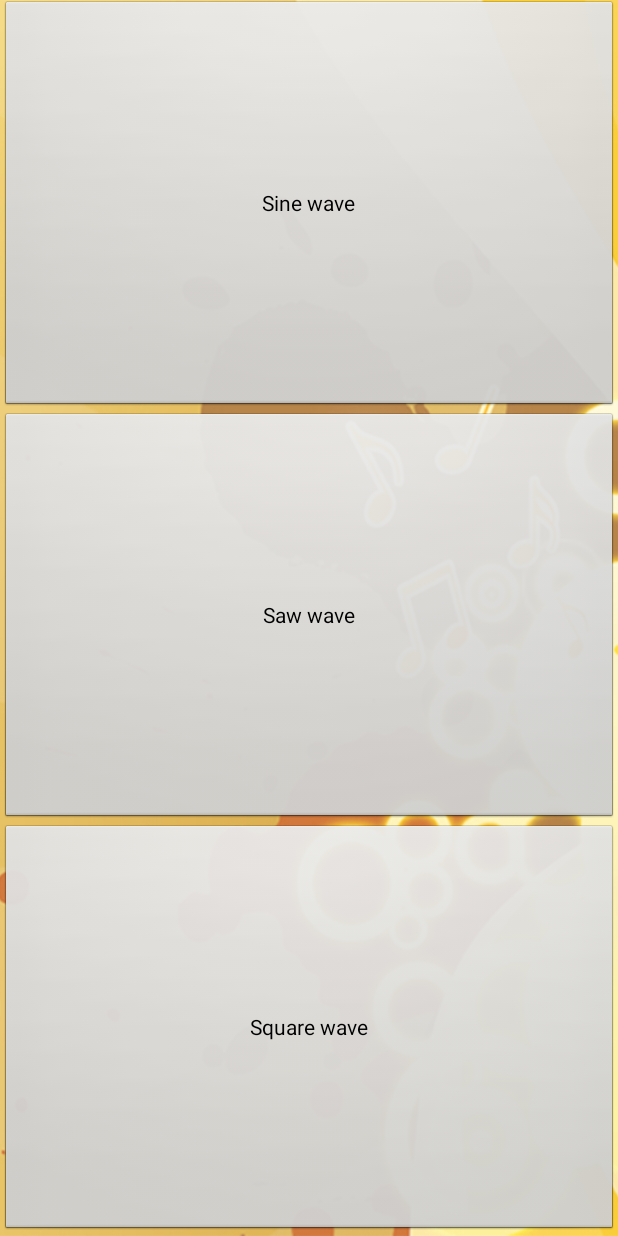
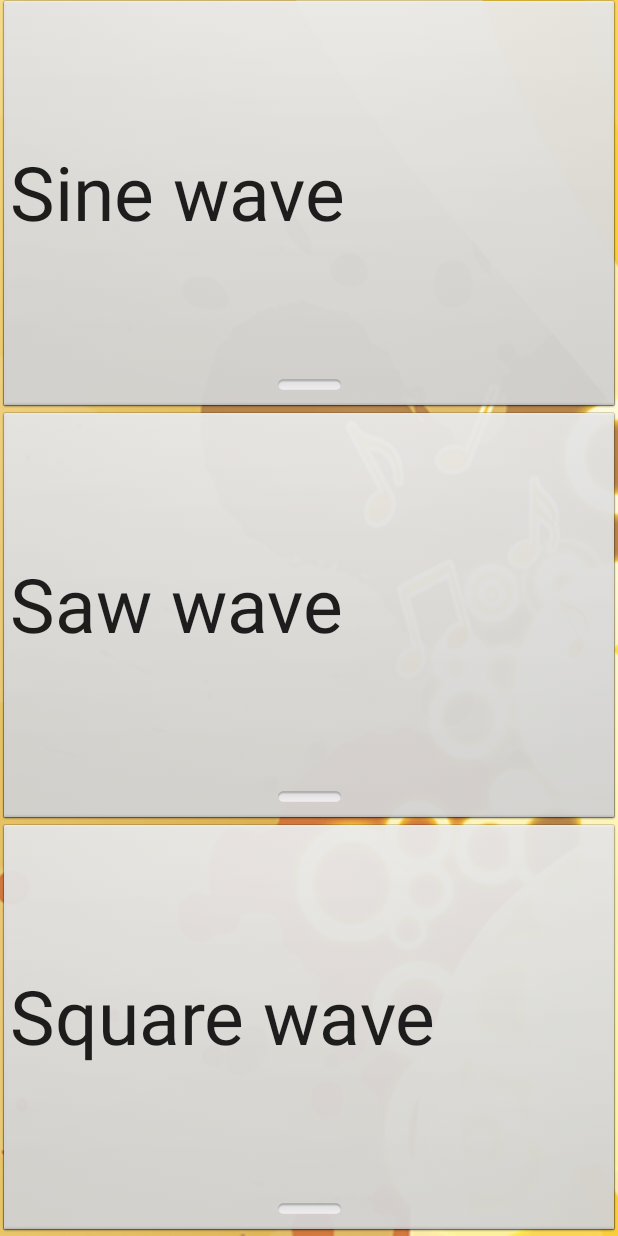
Before and after one commit to adrianopsf/andromin, an Android app: the screen it shows after launch (AndrominActivity), on a phone screen of 412 x 824 dp. Run offline under Robolectric (Android 15) with nearby library versions, the phone set to English and light mode, and no system bars; 1 statement that could not run was skipped.

Commit message:
Added custom font to buttons (retro!!)

```diff
--- /dev/null
+++ b/src/main/assets/Nick's Fonts License.txt
@@ -0,0 +1,17 @@
+By using or installing this font data, you (or you on behalf of your employer) agree to be bound by the terms of this Agreement. This Agreement constitutes the complete agreement between you and Nick's Fonts.
+
+YOU MAY:
+
+-Send a copy of any Nick's Fonts font data along with your documents to a commercial printer or other service bureau to enable the editing or printing of your document.
+
+-Use this font data to embed fonts within PostScript files or PDF files for distribution, viewing, and imaging to third parties.
+
+-Use this font for personal projects or for projects for which you are paid including, but not limited to, artwork, logotypes, personalized apparel, word art and web graphics.
+
+YOU MAY NOT:
+
+-Modify, adapt, translate, reverse engineer, decompile, disassemble or create derivative works based on the Nick's Fonts font data without Nick's Fonts's prior written consent.
+
+-Sell this font data AS FONT DATA to a third party under any circumstances including, but not limited to, rubber-stamp alphabets, die-cut alphabets, rub-on alphabets, or digitized fonts for embroidery.
+
+NICK'S FONTS SHALL NOT BE LIABLE FOR ANY DIRECT, INDIRECT, CONSEQUENTIAL OR INCIDENTAL DAMAGES ARISING OUT OF THE USE OF OR INABILITY TO USE THE NICK'S FONTS FONT DATA.
--- a/src/main/java/com/musichackparis/andromin/AndrominActivity.java
+++ b/src/main/java/com/musichackparis/andromin/AndrominActivity.java
@@ -4,6 +4,7 @@ import com.musichackparis.andromin.util.SystemUiHider;
 
 import android.annotation.TargetApi;
 import android.app.Activity;
+import android.graphics.Typeface;
 import android.hardware.Sensor;
 import android.hardware.SensorEvent;
 import android.hardware.SensorEventListener;
@@ -13,6 +14,8 @@ import android.os.Bundle;
 import android.os.Handler;
 import android.view.MotionEvent;
 import android.view.View;
+import android.widget.Button;
+import android.widget.ToggleButton;
 
 /**
  * An example full-screen activity that shows and hides the system UI (i.e.
@@ -28,19 +31,48 @@ public class AndrominActivity extends Activity implements View.OnClickListener,
     {
         super.onCreate(savedInstanceState);
         setContentView(R.layout.androminactivity_fullscreen);
-        findViewById(R.id.sine).setOnClickListener(this);
-        findViewById(R.id.saw).setOnClickListener(this);
-        findViewById(R.id.square).setOnClickListener(this);
+        //findViewById(R.id.sine).setOnClickListener(this);
+        //findViewById(R.id.saw).setOnClickListener(this);
+        //findViewById(R.id.square).setOnClickListener(this);
 
         mSensorManager = (SensorManager)getSystemService(SENSOR_SERVICE);
+        //noinspection deprecation
         mSensor1 = mSensorManager.getDefaultSensor(Sensor.TYPE_ORIENTATION);
         mSensor2 = mSensorManager.getDefaultSensor(Sensor.TYPE_ACCELEROMETER);
         wavePlayer = new WavePlayer();
+
+        Typeface myTypeface = Typeface.createFromAsset(getAssets(), "Airstream.ttf");
+        overrideButtonTypeFace(R.id.saw, myTypeface);
+        overrideButtonTypeFace(R.id.sine, myTypeface);
+        overrideButtonTypeFace(R.id.square, myTypeface);
+    }
+
+    private void overrideButtonTypeFace(int id, Typeface typeface) {
+        Button myTextView = (Button)findViewById(id);
+        myTextView.setTypeface(typeface);
+    }
+
+    private void toggleButtons(ToggleButton selectedButton) {
+        for (int i : new int[] { R.id.sine, R.id.saw, R.id.square }) {
+            if (selectedButton.getId() == i) {
+                selectedButton.toggle();
+
+                // not really working here:
+                // android:drawableLeft="@drawable/ic_lock_silent_mode_off"
+                selectedButton.setCompoundDrawablesWithIntrinsicBounds(selectedButton.isChecked()? getResources().getDrawable(R.drawable.ic_lock_silent_mode_off) : null, null, null, null);
+            } else {
+                ToggleButton btn = (ToggleButton) findViewById(i);
+                btn.setChecked(false);
+                selectedButton.setCompoundDrawablesWithIntrinsicBounds(null, null, null, null);
+            }
+        }
     }
 
     @Override
     public void onClick(View v)
     {
+        toggleButtons((ToggleButton) v);
+
         switch(v.getId())
         {
             case R.id.sine: wavePlayer.playStopToggle(this); break;
@@ -70,6 +102,7 @@ public class AndrominActivity extends Activity implements View.OnClickListener,
     {
         switch (event.sensor.getType())
         {
+            //noinspection deprecation
             case Sensor.TYPE_ORIENTATION:   wavePlayer.setPitchData(event.values[1], this); break;
             case Sensor.TYPE_ACCELEROMETER: wavePlayer.setGainData(Math.abs(event.values[0]) + Math.abs(event.values[1]) + Math.abs(event.values[2]), this); break;
         }
--- a/src/main/res/layout/androminactivity_fullscreen.xml
+++ b/src/main/res/layout/androminactivity_fullscreen.xml
@@ -25,30 +25,27 @@
             />
 
     <LinearLayout android:id="@+id/fullscreen_content_controls"
-        style="?buttonBarStyle"
         android:layout_width="match_parent"
         android:layout_height="match_parent"
         android:layout_gravity="center"
         android:orientation="vertical"
         >
 
-        <Button android:id="@+id/sine"
-                android:layout_width="match_parent"
-                android:layout_height="0dp"
-                android:layout_weight="1"
-                android:text="@string/sine"
-                android:fontFamily=""
+        <ToggleButton android:id="@+id/sine"
+                android:textOff="@string/sine"
+                style="@style/retroButton"
+                android:textOn="@string/playing"
                 />
-        <Button android:id="@+id/saw"
-                android:layout_width="match_parent"
-                android:layout_height="0dp"
-                android:layout_weight="1"
-                android:text="@string/saw" />
-        <Button android:id="@+id/square"
-                android:layout_width="match_parent"
-                android:layout_height="0dp"
-                android:layout_weight="1"
-                android:text="@string/square" />
+        <ToggleButton android:id="@+id/saw"
+                android:textOff="@string/saw"
+                style="@style/retroButton"
+                android:textOn="@string/playing"
+                />
+        <ToggleButton android:id="@+id/square"
+                android:textOff="@string/square"
+                style="@style/retroButton"
+                android:textOn="@string/playing"
+                />
 
     </LinearLayout>
 
--- a/src/main/res/values/strings.xml
+++ b/src/main/res/values/strings.xml
@@ -7,5 +7,6 @@
     <string name="sine">Sine wave</string>
     <string name="saw">Saw wave</string>
     <string name="square">Square wave</string>
+    <string name="playing">Now playing...</string>
 
 </resources>
--- a/src/main/res/values/styles.xml
+++ b/src/main/res/values/styles.xml
@@ -23,4 +23,15 @@
 
     <style name="ButtonBarButton" />
 
+    <style name="retroButton">
+        <item name="android:layout_width">match_parent</item>
+        <item name="android:layout_height">wrap_content</item>
+        <item name="android:gravity">center_vertical|left</item>
+        <item name="android:layout_weight">1</item>
+        <item name="android:textSize">50dp</item>
+        <item name="android:drawablePadding">10dp</item>
+        <item name="android:textColor">#dd000000</item>
+
+    </style>
+
 </resources>
```
Also changed, not shown: src/main/assets/Airstream.ttf (added), src/main/res/drawable-hdpi/ic_lock_silent_mode_off.png (added), src/main/res/drawable-mdpi/ic_lock_silent_mode_off.png (added), 2 other files.
